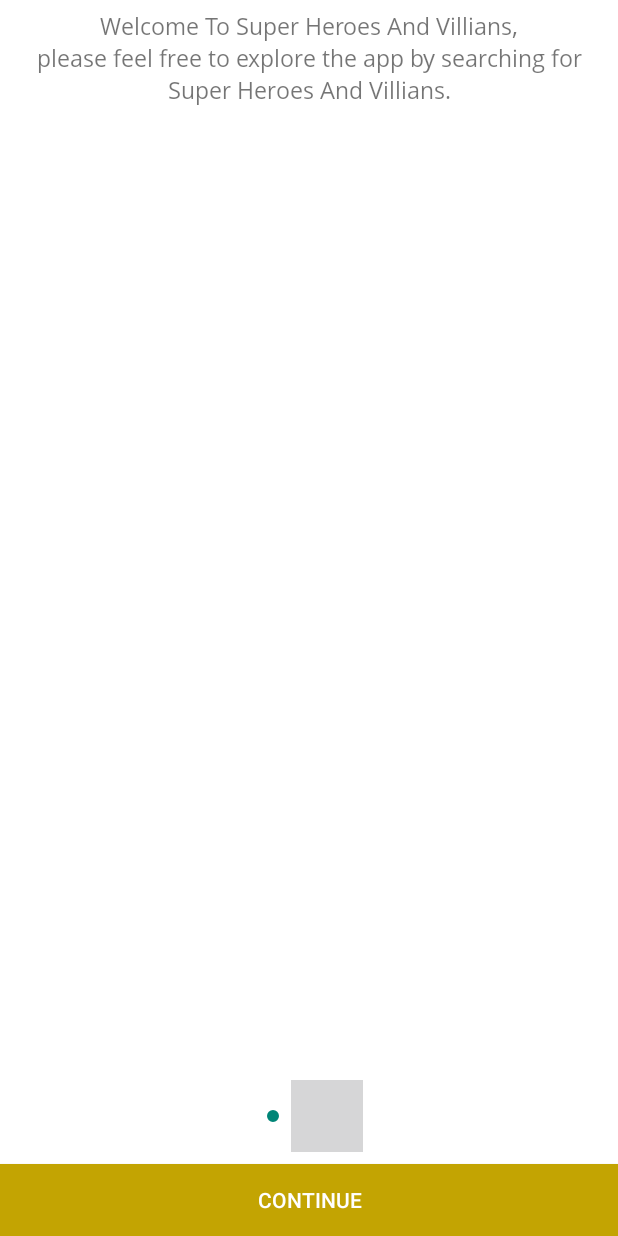
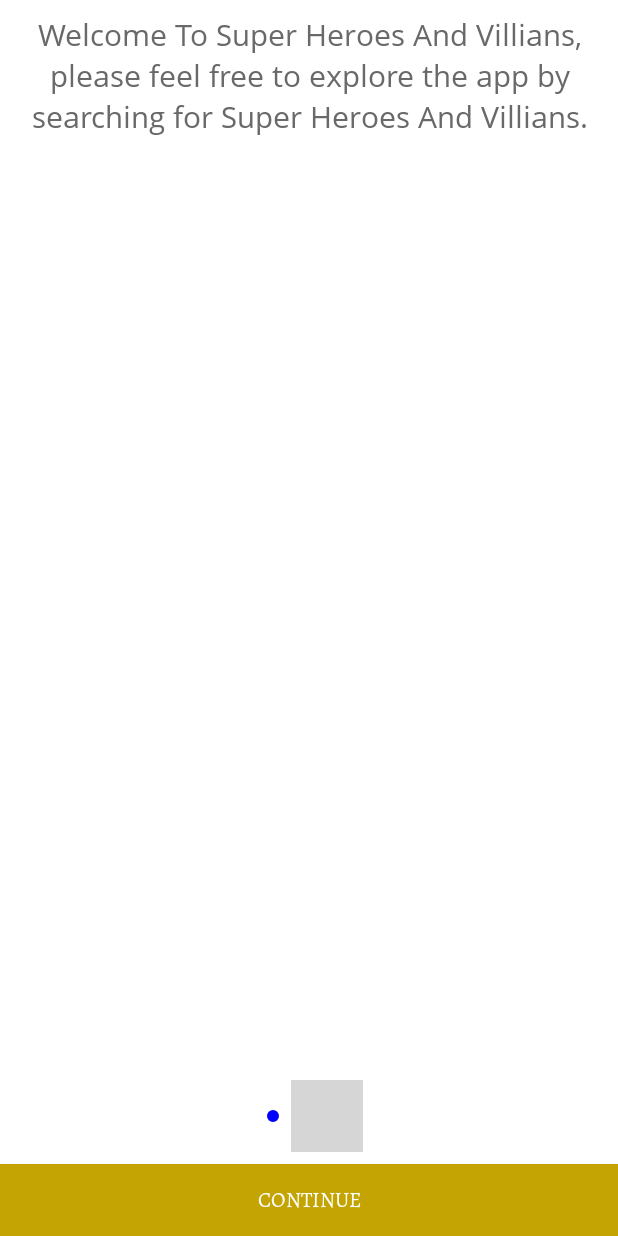
Before and after one commit to rutherfn/Superheroes-And-Villains, an Android app: the screen it shows after launch (OnBoardingActivity), on a phone screen of 412 x 824 dp. Run offline under Robolectric (Android 15) with nearby library versions, the phone set to English and light mode, and no system bars; our stand-ins replace Picasso; Roboto replaces fonts that are not available here; 1 statement that could not run was skipped.

Commit message:
pushing up rest of layout updates for onboarding screen, layout for onboarding screen is done. Will come back to it to change content later

```diff
--- a/code/app/src/main/java/android/rutheford/com/superheroesandvillainscentral/Activitys/OnBoardingActivity.java
+++ b/code/app/src/main/java/android/rutheford/com/superheroesandvillainscentral/Activitys/OnBoardingActivity.java
@@ -1,6 +1,9 @@
 package android.rutheford.com.superheroesandvillainscentral.Activitys;
 
+import android.content.Context;
 import android.content.Intent;
+import android.content.SharedPreferences;
+import android.graphics.Typeface;
 import android.os.Bundle;
 import android.rutheford.com.superheroesandvillainscentral.Adapters.OnBoardAdapter;
 import android.rutheford.com.superheroesandvillainscentral.Models.OnBoard;
@@ -42,6 +45,8 @@ public class OnBoardingActivity extends AppCompatActivity
         screenViewPager = findViewById(R.id.screen_viewpager);
         tabLayout = findViewById(R.id.tabLayout);
         buttonView = findViewById(R.id.button);
+        Typeface typefaceLogo = Typeface.createFromAsset(getApplicationContext().getAssets(),"AlegreyaSC-Regular.otf");
+        buttonView.setTypeface(typefaceLogo);
     }
     private void goToMain(){
         buttonView.setOnClickListener(new View.OnClickListener()
@@ -89,17 +94,26 @@ public class OnBoardingActivity extends AppCompatActivity
         });
     }
     private void startNewActivity(){
-        Intent intent = new Intent(getApplicationContext(),MainActivity.class);
-        finish();
-        startActivity(intent);
+        SharedPreferences sharedPreferences;
+        sharedPreferences= getPreferences(Context.MODE_PRIVATE);
+        Intent intent;
+        if(sharedPreferences.getInt("totalCount",0) == 1){
+            intent= new Intent(getApplicationContext(),MainActivity.class);
+            finish();
+            startActivity(intent);
+        }else{
+            intent= new Intent(getApplicationContext(),MainActivity.class);
+            finish();
+            startActivity(intent);
+        }
     }
     private void setUpListAndAdapter(){
         // fill list screen
         List<OnBoard> mList = new ArrayList<>();
-            mList.add(new OnBoard("Welcome To Superheroes And Villians Central","Welcome To Super Heroes And Villians,\n" +
+            mList.add(new OnBoard("WELCOME TO","SUPER HEROES AND VILLIANS CENTRAL","Welcome To Super Heroes And Villians,\n" +
                     "please feel free to explore the app by searching for Super Heroes And Villians.",R.drawable.onboardimageone));
-            mList.add(new OnBoard("View Character Stats","Once you select a character, you will be able to then view the character stats. Once you view the stats, that's where the real fun begins!",R.drawable.onboardimagetwo));
-            mList.add(new OnBoard("Prepare For Battle", "From there make sure to prepare for battle, as you\n" +
+            mList.add(new OnBoard("View","Character Stats","Once you select a character, you will be able to then view the character stats. Once you view the stats, that's where the real fun begins!",R.drawable.onboardimagetwo));
+            mList.add(new OnBoard("Get Ready To","Prepare For Battle", "From there make sure to prepare for battle, as you\n" +
                     "will do battle with your favorite superhero! Last man superhero or villain standing, will win!", R.drawable.onboardimagethree));
         onBoardAdapter = new OnBoardAdapter(this, mList);
         tabLayout.setupWithViewPager(screenViewPager,true);
--- a/code/app/src/main/java/android/rutheford/com/superheroesandvillainscentral/Activitys/SplashActivity.java
+++ b/code/app/src/main/java/android/rutheford/com/superheroesandvillainscentral/Activitys/SplashActivity.java
@@ -67,7 +67,7 @@ public class SplashActivity extends AppCompatActivity
               //   finish();
                  startActivity(intent);
              }else{
-                 intent = new Intent(getApplicationContext(),OnBoardingActivity.class);
+                 intent = new Intent(getApplicationContext(),MainActivity.class);
                //  finish();
                  startActivity(intent);
              }
--- a/code/app/src/main/java/android/rutheford/com/superheroesandvillainscentral/Adapters/OnBoardAdapter.java
+++ b/code/app/src/main/java/android/rutheford/com/superheroesandvillainscentral/Adapters/OnBoardAdapter.java
@@ -3,6 +3,7 @@ package android.rutheford.com.superheroesandvillainscentral.Adapters;
 import android.annotation.SuppressLint;
 import android.content.Context;
 import android.content.SharedPreferences;
+import android.graphics.Color;
 import android.graphics.Typeface;
 import android.rutheford.com.superheroesandvillainscentral.Models.OnBoard;
 import android.rutheford.com.superheroesandvillainscentral.R;
@@ -37,6 +38,7 @@ public class OnBoardAdapter extends PagerAdapter
     {
         Typeface typefaceHeader = Typeface.createFromAsset(mContext.getAssets(),"Rubik-Regular.ttf");
         Typeface typeFaceBody = Typeface.createFromAsset(mContext.getAssets(), "OpenSans-Regular.ttf");
+        Typeface typeLogo = Typeface.createFromAsset(mContext.getAssets(), "AlegreyaSC-Regular.otf");
         LayoutInflater inflate = (LayoutInflater) mContext.getSystemService(Context.LAYOUT_INFLATER_SERVICE);
         @SuppressLint("InflateParams") View layoutScreen = inflate.inflate(R.layout.layout_onboarding_screen,null);
         ConstraintLayout layoutOnBoarding = layoutScreen.findViewById(R.id.layoutOmBoarding);
@@ -44,10 +46,13 @@ public class OnBoardAdapter extends PagerAdapter
         TextView title = layoutScreen.findViewById(R.id.intro_titles);
         TextView desc = layoutScreen.findViewById(R.id.intro_description);
         TextView titleOne = layoutScreen.findViewById(R.id.intro_title);
-        title.setTypeface(typefaceHeader);
+        title.setTypeface(typeLogo);
         desc.setTypeface(typeFaceBody);
         titleOne.setTypeface(typefaceHeader);
-        titleOne.setVisibility(View.GONE);
+        titleOne.setTextColor(Color.parseColor("#C3A402"));
+        title.setTextColor(Color.parseColor("#0000ff"));
+        desc.setTextColor(Color.parseColor("#696969"));
+        titleOne.setText(onBoardList.get(position).getMainAttentionTitle());
         title.setText(onBoardList.get(position).getTitle());
         desc.setText(onBoardList.get(position).getDesc());
         imageSlide.setImageResource(onBoardList.get(position).getHeaderImage());
--- a/code/app/src/main/java/android/rutheford/com/superheroesandvillainscentral/Models/OnBoard.java
+++ b/code/app/src/main/java/android/rutheford/com/superheroesandvillainscentral/Models/OnBoard.java
@@ -2,16 +2,27 @@ package android.rutheford.com.superheroesandvillainscentral.Models;
 
 public class OnBoard
 {
+    private String mainAttentionTitle;
     private String title;
     private String desc;
     private int headerImage;
 
-
-    public OnBoard(String title, String desc, int headerImage)
+    public OnBoard(String mainAttentionTitle, String title, String desc, int headerImage)
     {
+        this.mainAttentionTitle = mainAttentionTitle;
         this.title = title;
         this.desc = desc;
         this.headerImage = headerImage;
+    }
+
+    public String getMainAttentionTitle()
+    {
+        return mainAttentionTitle;
+    }
+
+    public void setMainAttentionTitle(String mainAttentionTitle)
+    {
+        this.mainAttentionTitle = mainAttentionTitle;
     }
 
     public String getTitle()
--- a/code/app/src/main/res/drawable-v24/tab_indicator_selected.xml
+++ b/code/app/src/main/res/drawable-v24/tab_indicator_selected.xml
@@ -5,5 +5,5 @@
     android:thickness="4dp"
     android:useLevel="false"
     xmlns:android="http://schemas.android.com/apk/res/android">
-    <solid android:color="@color/colorPrimary"/>
+    <solid android:color="#0000ff"/>
 </shape>
--- a/code/app/src/main/res/layout/layout_onboarding_screen.xml
+++ b/code/app/src/main/res/layout/layout_onboarding_screen.xml
@@ -17,7 +17,7 @@
         android:id="@+id/intro_title"
         android:layout_width="wrap_content"
         android:layout_height="wrap_content"
-        android:textSize="20dp"
+        android:textSize="30dp"
         android:textStyle="bold"
         android:text="WELCOME TO THE"
         app:layout_constraintBottom_toTopOf="@+id/guideline"
@@ -32,7 +32,7 @@
         android:padding="4dp"
         android:text="TextView"
         android:textAlignment="center"
-        android:textSize="15sp"
+        android:textSize="20sp"
         app:layout_constraintBottom_toBottomOf="parent"
         app:layout_constraintEnd_toEndOf="parent"
         app:layout_constraintStart_toStartOf="parent"
@@ -53,9 +53,10 @@
     <TextView
         android:id="@+id/intro_titles"
         android:layout_width="wrap_content"
+        android:textAlignment="center"
         android:layout_height="wrap_content"
-        android:text="dada"
-        android:textSize="30dp"
+        android:textSize="25dp"
+        android:layout_marginTop="10sp"
         android:textStyle="bold"
         app:layout_constraintEnd_toEndOf="parent"
         app:layout_constraintStart_toStartOf="parent"
```
Also changed, not shown: code/app/src/main/res/layout/select_character_screen.xml (added, +69 -0 lines).
